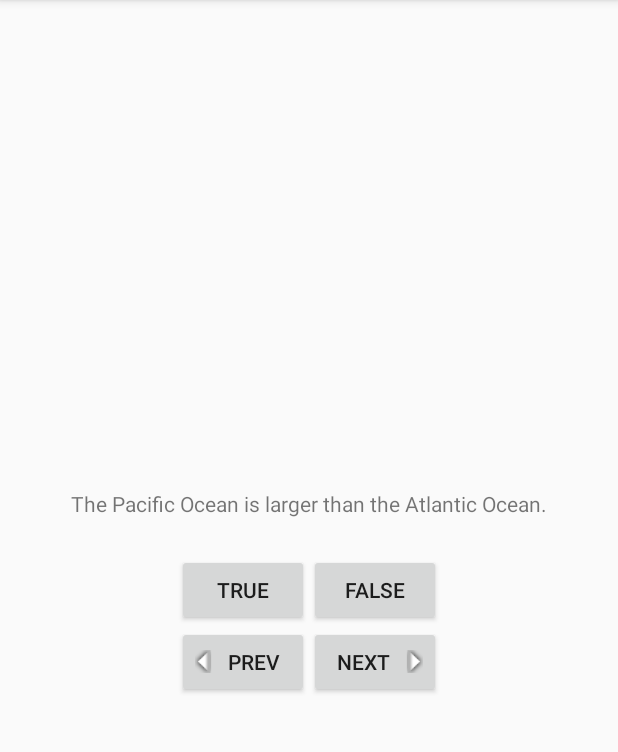
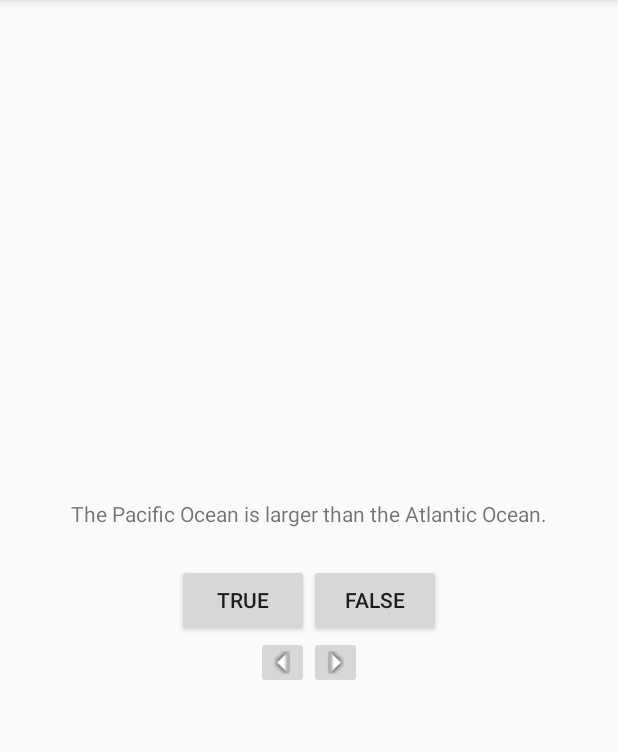
Before and after one commit to GusevaEvgenia/book_lessons, an Android app: the screen it shows after launch (MainActivity), on a phone screen of 412 x 824 dp, the part 84-836 px from its top. Run offline under Robolectric (Android 15) with nearby library versions, the phone set to English and light mode, and no system bars.

Commit message:
GeoQuiz: replase Button to ImageButton

```diff
--- a/GeoQuiz/app/src/main/java/com/lessons_book/belkin/geoquiz/MainActivity.java
+++ b/GeoQuiz/app/src/main/java/com/lessons_book/belkin/geoquiz/MainActivity.java
@@ -6,6 +6,7 @@
 import android.view.MenuItem;
 import android.view.View;
 import android.widget.Button;
+import android.widget.ImageButton;
 import android.widget.TextView;
 import android.widget.Toast;
 
@@ -14,8 +15,8 @@
 
     private Button mTrueButton;
     private Button mFalseButton;
-    private Button mPrevButton;
-    private Button mNextButton;
+    private ImageButton mPrevButton;
+    private ImageButton mNextButton;
     private TextView mQuestionTextView;
 
     private TrueFalse[] mQuestionBank = new TrueFalse[]{
@@ -80,7 +81,7 @@
             }
         });
 
-        mPrevButton = (Button)findViewById(R.id.prev_button);
+        mPrevButton = (ImageButton)findViewById(R.id.prev_button);
         mPrevButton.setOnClickListener(new View.OnClickListener() {
             @Override
             public void onClick(View v) {
@@ -93,7 +94,7 @@
             }
         });
 
-        mNextButton = (Button)findViewById(R.id.next_button);
+        mNextButton = (ImageButton)findViewById(R.id.next_button);
         mNextButton.setOnClickListener(new View.OnClickListener() {
             @Override
             public void onClick(View v) {
--- a/GeoQuiz/app/src/main/res/layout/activity_main.xml
+++ b/GeoQuiz/app/src/main/res/layout/activity_main.xml
@@ -33,21 +33,17 @@
         android:layout_height="wrap_content"
         android:orientation="horizontal" >
 
-        <Button
+        <ImageButton
             android:id="@+id/prev_button"
             android:layout_width="wrap_content"
             android:layout_height="wrap_content"
-            android:text="@string/prev_button"
-            android:drawableLeft="@mipmap/arrow_left"
-            android:drawablePadding="4dp"/>
+            android:src="@mipmap/arrow_left"/>
 
-        <Button
+        <ImageButton
             android:id="@+id/next_button"
             android:layout_width="wrap_content"
             android:layout_height="wrap_content"
-            android:text="@string/next_button"
-            android:drawableRight="@mipmap/arrow_right"
-            android:drawablePadding="4dp"/>
+            android:src="@mipmap/arrow_right"/>
     </LinearLayout>
 
 
```
